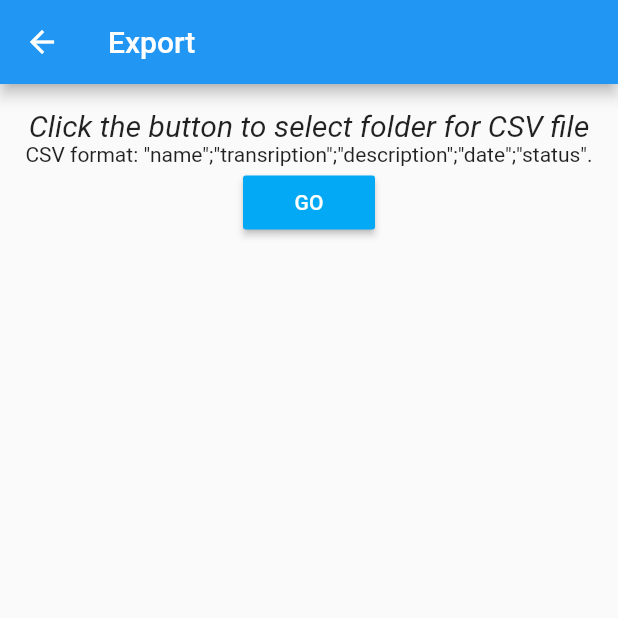
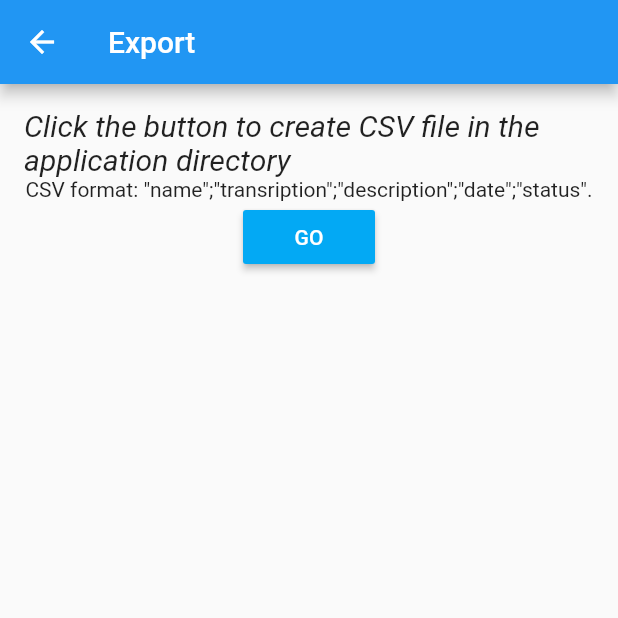
Before and after one commit to candycgit/vocaner, a Flutter app: the ExportPage screen opened directly, on a phone screen of 412 x 824 dp, the top half of it. Run offline on Flutter 3.47's test engine with Material 2 defaults, Android fonts, the phone set to English and light mode, and no system bars; our stand-ins replace file_picker, sqflite; accounts and stored records are empty.

Commit message:
[export] file path

```diff
--- a/lib/database.dart
+++ b/lib/database.dart
@@ -1,6 +1,5 @@
 import 'dart:async';
 import 'dart:io';
-
 import 'package:intl/intl.dart';
 import 'package:path/path.dart';
 import 'package:path_provider/path_provider.dart';
--- a/lib/export.dart
+++ b/lib/export.dart
@@ -1,6 +1,7 @@
 import 'dart:io';
-import 'package:file_picker/file_picker.dart';
+import 'package:intl/intl.dart';
 import 'package:flutter/material.dart';
+import 'package:path_provider/path_provider.dart';
 import 'package:vocaner/database.dart';
 import 'package:vocaner/model.dart';
 
@@ -10,6 +11,8 @@ class ExportPage extends StatefulWidget {
 }
 
 class _ExportPageState extends State<ExportPage> {
+  static final formatter = new DateFormat('yyyyMMddHHmmss');
+
   @override
   void initState() {
     super.initState();
@@ -25,7 +28,8 @@ class _ExportPageState extends State<ExportPage> {
             child: Container(
           child: Column(
             children: [
-              Text('Click the button to select folder for CSV file',
+              Text(
+                  'Click the button to create CSV file in the application directory',
                   style: TextStyle(fontSize: 20, fontStyle: FontStyle.italic)),
               Text(
                   'CSV format: "name";"transription";"description";"date";"status".'),
@@ -43,8 +47,6 @@ class _ExportPageState extends State<ExportPage> {
   }
 
   void _export(context) async {
-    final File folder =
-        await FilePicker.getFile(type: FileType.CUSTOM, fileExtension: 'csv');
     showDialog(
         context: context,
         barrierDismissible: false,
@@ -53,7 +55,11 @@ class _ExportPageState extends State<ExportPage> {
             child: CircularProgressIndicator(),
           );
         });
-    File file = File(folder.path + DateTime.now().toString() + '.csv');
+    Directory directory = await getApplicationDocumentsDirectory();
+    String timestamp = formatter.format(DateTime.now()).toString();
+    String filePath = directory.path + '/' + timestamp + '.csv';
+    File file = new File(filePath);
+    print(filePath);
     await _exportCSV(file);
     navigateToClosedDrawerAndDictionary();
   }
--- a/lib/import.dart
+++ b/lib/import.dart
@@ -11,7 +11,6 @@ class ImportPage extends StatefulWidget {
 }
 
 class _ImportPageState extends State<ImportPage> {
-
   @override
   void initState() {
     super.initState();
@@ -46,6 +45,9 @@ class _ImportPageState extends State<ImportPage> {
   void _import(context) async {
     final File file =
         await FilePicker.getFile(type: FileType.CUSTOM, fileExtension: 'csv');
+    if (file == null) {
+      return;
+    }
     showDialog(
         context: context,
         barrierDismissible: false,
```
